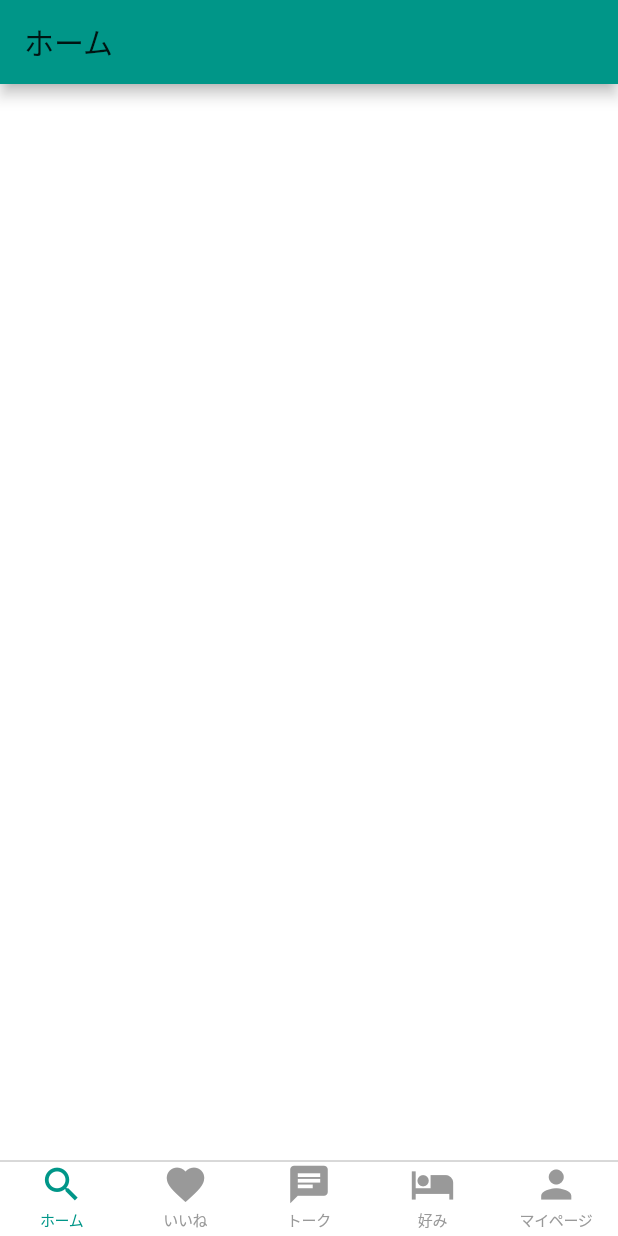
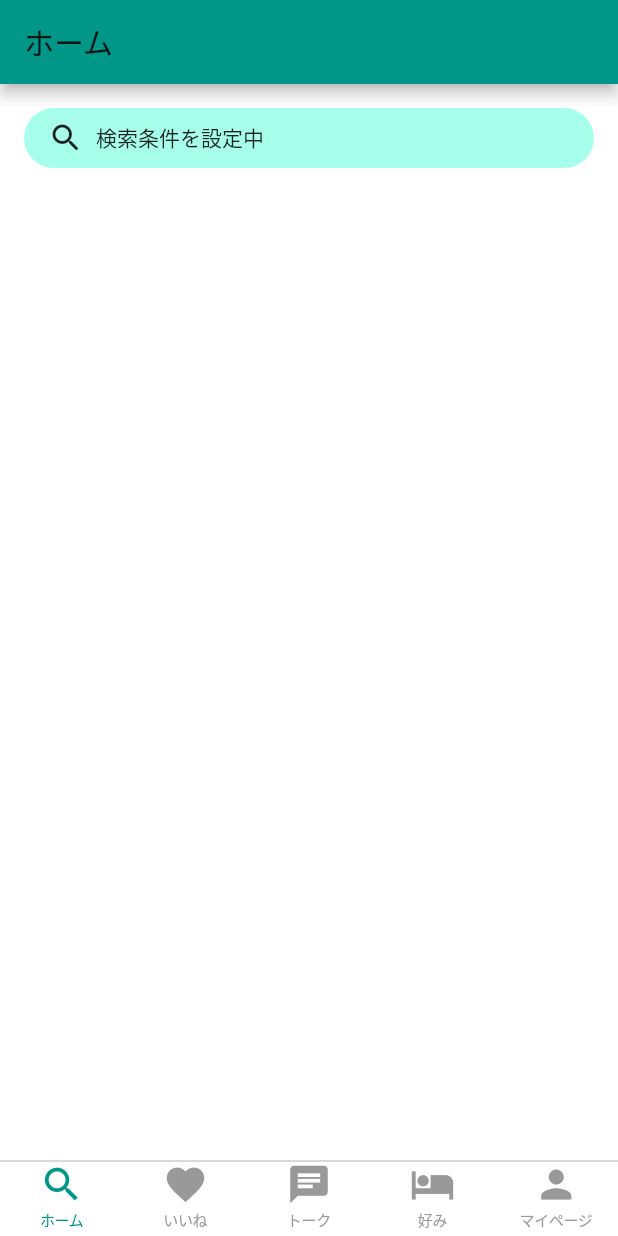
Before and after one commit to hideokawahara/diary_app, a Flutter app: the screen it shows after launch, on a phone screen of 412 x 824 dp. Run offline on Flutter 3.47's test engine with Material 2 defaults, Android fonts, the phone set to English and light mode, and no system bars.

Commit message:
feat: 検索ボックス作成

```diff
--- a/lib/screens/home_screen.dart
+++ b/lib/screens/home_screen.dart
@@ -1,4 +1,5 @@
 import 'package:diary_app/resource/app_colors.dart';
+import 'package:diary_app/widgets/search_box.dart';
 import 'package:flutter/material.dart';
 
 class HomeScreen extends StatelessWidget {
@@ -20,6 +21,15 @@ class HomeScreen extends StatelessWidget {
 class HomeScreenBody extends StatelessWidget {
   @override
   Widget build(BuildContext context) {
-    return Container();
+    return SafeArea(
+      child: Padding(
+        padding: const EdgeInsets.all(16.0),
+        child: Column(
+          children: <Widget>[
+            SearchBox(),
+          ],
+        ),
+      ),
+    );
   }
 }
--- /dev/null
+++ b/lib/widgets/search_box.dart
@@ -0,0 +1,27 @@
+import 'package:flutter/material.dart';
+
+class SearchBox extends StatelessWidget {
+  @override
+  Widget build(BuildContext context) {
+    return Container(
+      padding: const EdgeInsets.symmetric(
+        horizontal: 16.0,
+      ),
+      height: 40.0,
+      decoration: BoxDecoration(
+        color: Colors.tealAccent[100],
+        // border: Border.all(color: Colors.black, width: 10),
+        borderRadius: BorderRadius.circular(20.0),
+      ),
+      child: Row(
+        children: <Widget>[
+          Icon(Icons.search_rounded),
+          SizedBox(
+            width: 8.0,
+          ),
+          Text('検索条件を設定中')
+        ],
+      ),
+    );
+  }
+}
```
